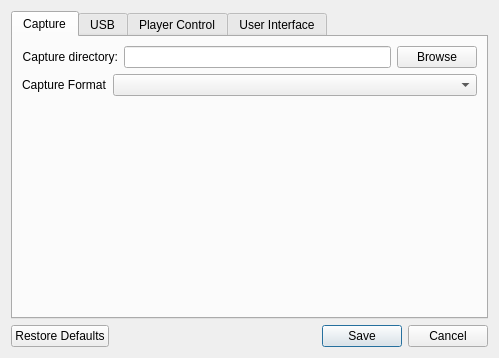
simoninns/DomesdayDuplicator, file gui/src/DomesdayDuplicator/configurationdialog.ui: the form before one commit.
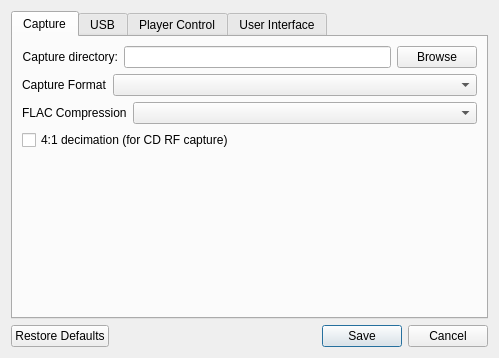
The form after the commit. The open tabs and pages were chosen to show the change.

Patch:
```diff
--- a/gui/src/DomesdayDuplicator/configurationdialog.ui
+++ b/gui/src/DomesdayDuplicator/configurationdialog.ui
@@ -99,6 +99,40 @@
          </item>
         </layout>
        </item>
+       <item>
+        <layout class="QHBoxLayout" name="horizontalLayout_flac">
+         <item>
+          <widget class="QLabel" name="flacCompressionLabel">
+           <property name="sizePolicy">
+            <sizepolicy hsizetype="Fixed" vsizetype="Preferred">
+             <horstretch>0</horstretch>
+             <verstretch>0</verstretch>
+            </sizepolicy>
+           </property>
+           <property name="text">
+            <string>FLAC Compression</string>
+           </property>
+          </widget>
+         </item>
+         <item>
+          <widget class="QComboBox" name="flacCompressionComboBox">
+           <property name="toolTip">
+            <string>Higher levels produce smaller files but need more CPU during the capture. If a capture reports buffer overruns, lower this before anything else.</string>
+           </property>
+          </widget>
+         </item>
+        </layout>
+       </item>
+       <item>
+        <widget class="QCheckBox" name="cdDecimationCheckBox">
+         <property name="text">
+          <string>4:1 decimation (for CD RF capture)</string>
+         </property>
+         <property name="toolTip">
+          <string>Keeps every fourth sample, giving a 10 Msps capture. Applies to both capture formats.</string>
+         </property>
+        </widget>
+       </item>
        <item>
         <spacer name="verticalSpacer">
          <property name="orientation">
```
